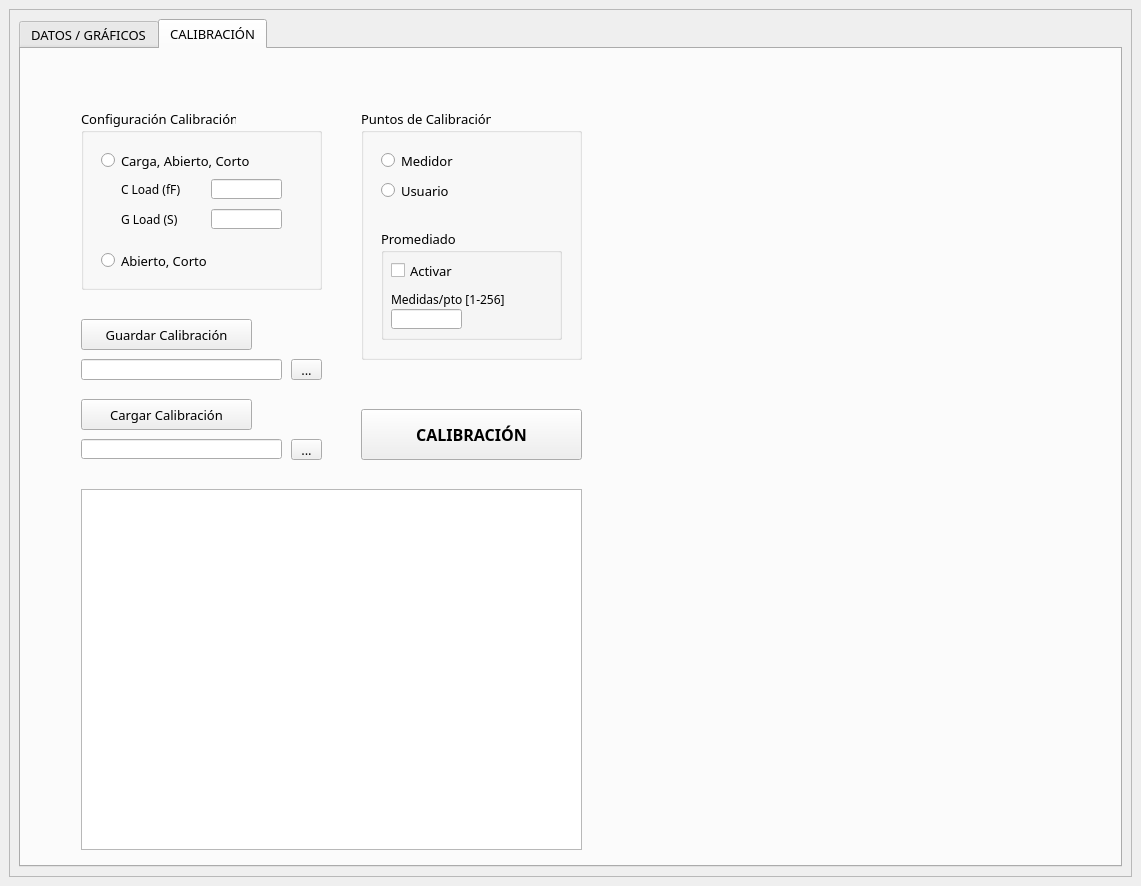
Above: MIOPATIA.ui from rgadea-girones/alimentos before the change. Below: the same form after it.
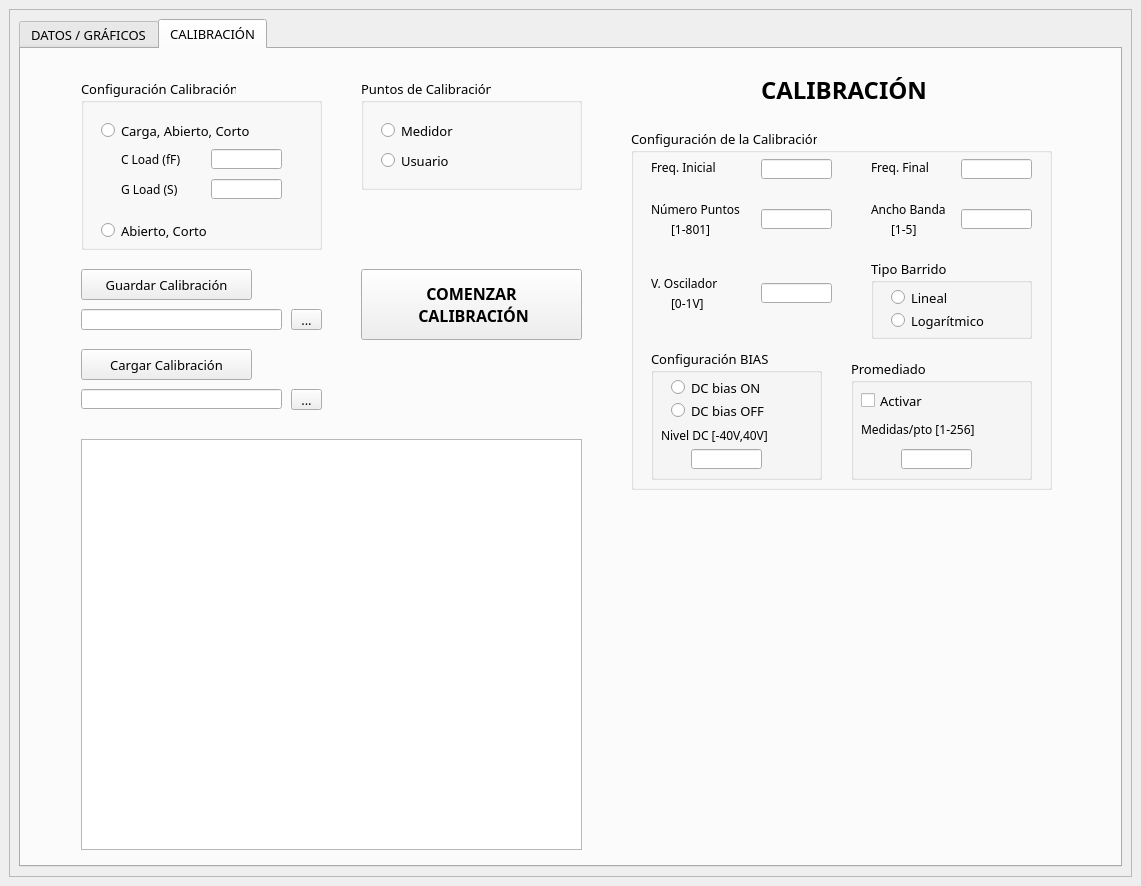
That is the form after the change. The open tabs and pages were chosen to show the change. Icons and pictures are not drawn.

What changed in the file:
```diff
--- a/MIOPATIA.ui
+++ b/MIOPATIA.ui
@@ -837,9 +837,9 @@
            <property name="geometry">
             <rect>
              <x>340</x>
-             <y>360</y>
+             <y>220</y>
              <width>221</width>
-             <height>51</height>
+             <height>71</height>
             </rect>
            </property>
            <property name="font">
@@ -851,14 +851,15 @@
             </font>
            </property>
            <property name="text">
-            <string>CALIBRACIÓN</string>
+            <string>COMENZAR 
+ CALIBRACIÓN</string>
            </property>
           </widget>
           <widget class="QPushButton" name="SAVE_CAL">
            <property name="geometry">
             <rect>
              <x>60</x>
-             <y>270</y>
+             <y>220</y>
              <width>171</width>
              <height>31</height>
             </rect>
@@ -877,9 +878,9 @@
            <property name="geometry">
             <rect>
              <x>60</x>
-             <y>60</y>
+             <y>30</y>
              <width>241</width>
-             <height>181</height>
+             <height>171</height>
             </rect>
            </property>
            <property name="title">
@@ -980,9 +981,9 @@
            <property name="geometry">
             <rect>
              <x>340</x>
-             <y>60</y>
+             <y>30</y>
              <width>221</width>
-             <height>251</height>
+             <height>111</height>
             </rect>
            </property>
            <property name="title">
@@ -1014,70 +1015,12 @@
              <string>Medidor</string>
             </property>
            </widget>
-           <widget class="QGroupBox" name="groupBox_7">
-            <property name="geometry">
-             <rect>
-              <x>20</x>
-              <y>120</y>
-              <width>181</width>
-              <height>111</height>
-             </rect>
-            </property>
-            <property name="title">
-             <string>Promediado</string>
-            </property>
-            <widget class="QCheckBox" name="avg_2">
-             <property name="geometry">
-              <rect>
-               <x>10</x>
-               <y>30</y>
-               <width>92</width>
-               <height>23</height>
-              </rect>
-             </property>
-             <property name="text">
-              <string>Activar</string>
-             </property>
-            </widget>
-            <widget class="QLabel" name="label_20">
-             <property name="geometry">
-              <rect>
-               <x>10</x>
-               <y>60</y>
-               <width>141</width>
-               <height>20</height>
-              </rect>
-             </property>
-             <property name="font">
-              <font>
-               <family>Courier 10 Pitch</family>
-               <pointsize>9</pointsize>
-              </font>
-             </property>
-             <property name="text">
-              <string>Medidas/pto [1-256]</string>
-             </property>
-            </widget>
-            <widget class="QLineEdit" name="n_medidas_punto_2">
-             <property name="geometry">
-              <rect>
-               <x>10</x>
-               <y>80</y>
-               <width>71</width>
-               <height>20</height>
-              </rect>
-             </property>
-             <property name="readOnly">
-              <bool>false</bool>
-             </property>
-            </widget>
-           </widget>
           </widget>
           <widget class="QPushButton" name="LOAD_CAL">
            <property name="geometry">
             <rect>
              <x>60</x>
-             <y>350</y>
+             <y>300</y>
              <width>171</width>
              <height>31</height>
             </rect>
@@ -1096,7 +1039,7 @@
            <property name="geometry">
             <rect>
              <x>270</x>
-             <y>310</y>
+             <y>260</y>
              <width>31</width>
              <height>21</height>
             </rect>
@@ -1109,7 +1052,7 @@
            <property name="geometry">
             <rect>
              <x>60</x>
-             <y>390</y>
+             <y>340</y>
              <width>201</width>
              <height>20</height>
             </rect>
@@ -1122,7 +1065,7 @@
            <property name="geometry">
             <rect>
              <x>60</x>
-             <y>310</y>
+             <y>260</y>
              <width>201</width>
              <height>21</height>
             </rect>
@@ -1132,7 +1075,7 @@
            <property name="geometry">
             <rect>
              <x>270</x>
-             <y>390</y>
+             <y>340</y>
              <width>31</width>
              <height>21</height>
             </rect>
@@ -1145,10 +1088,435 @@
            <property name="geometry">
             <rect>
              <x>60</x>
-             <y>440</y>
+             <y>390</y>
              <width>501</width>
+             <height>411</height>
+            </rect>
+           </property>
+          </widget>
+          <widget class="QGroupBox" name="groupBox_14">
+           <property name="geometry">
+            <rect>
+             <x>610</x>
+             <y>80</y>
+             <width>421</width>
              <height>361</height>
             </rect>
+           </property>
+           <property name="autoFillBackground">
+            <bool>false</bool>
+           </property>
+           <property name="title">
+            <string>Configuración de la Calibración</string>
+           </property>
+           <widget class="QLineEdit" name="f_inicial_2">
+            <property name="geometry">
+             <rect>
+              <x>130</x>
+              <y>30</y>
+              <width>71</width>
+              <height>20</height>
+             </rect>
+            </property>
+            <property name="readOnly">
+             <bool>false</bool>
+            </property>
+           </widget>
+           <widget class="QLineEdit" name="n_puntos_2">
+            <property name="geometry">
+             <rect>
+              <x>130</x>
+              <y>80</y>
+              <width>71</width>
+              <height>20</height>
+             </rect>
+            </property>
+            <property name="readOnly">
+             <bool>false</bool>
+            </property>
+           </widget>
+           <widget class="QLabel" name="label_45">
+            <property name="geometry">
+             <rect>
+              <x>20</x>
+              <y>70</y>
+              <width>101</width>
+              <height>20</height>
+             </rect>
+            </property>
+            <property name="font">
+             <font>
+              <family>Courier 10 Pitch</family>
+              <pointsize>9</pointsize>
+             </font>
+            </property>
+            <property name="text">
+             <string>Número Puntos</string>
+            </property>
+           </widget>
+           <widget class="QLabel" name="label_47">
+            <property name="geometry">
+             <rect>
+              <x>20</x>
+              <y>30</y>
+              <width>101</width>
+              <height>16</height>
+             </rect>
+            </property>
+            <property name="font">
+             <font>
+              <family>Courier 10 Pitch</family>
+              <pointsize>9</pointsize>
+             </font>
+            </property>
+            <property name="text">
+             <string>Freq. Inicial</string>
+            </property>
+           </widget>
+           <widget class="QLabel" name="label_48">
+            <property name="geometry">
+             <rect>
+              <x>240</x>
+              <y>30</y>
+              <width>91</width>
+              <height>16</height>
+             </rect>
+            </property>
+            <property name="font">
+             <font>
+              <family>Courier 10 Pitch</family>
+              <pointsize>9</pointsize>
+             </font>
+            </property>
+            <property name="text">
+             <string>Freq. Final</string>
+            </property>
+           </widget>
+           <widget class="QLineEdit" name="f_final_2">
+            <property name="geometry">
+             <rect>
+              <x>330</x>
+              <y>30</y>
+              <width>71</width>
+              <height>20</height>
+             </rect>
+            </property>
+            <property name="readOnly">
+             <bool>false</bool>
+            </property>
+           </widget>
+           <widget class="QLabel" name="label_49">
+            <property name="geometry">
+             <rect>
+              <x>240</x>
+              <y>70</y>
+              <width>101</width>
+              <height>20</height>
+             </rect>
+            </property>
+            <property name="font">
+             <font>
+              <family>Courier 10 Pitch</family>
+              <pointsize>9</pointsize>
+             </font>
+            </property>
+            <property name="text">
+             <string>Ancho Banda</string>
+            </property>
+           </widget>
+           <widget class="QLineEdit" name="ancho_banda_2">
+            <property name="geometry">
+             <rect>
+              <x>330</x>
+              <y>80</y>
+              <width>71</width>
+              <height>20</height>
+             </rect>
+            </property>
+            <property name="readOnly">
+             <bool>false</bool>
+            </property>
+           </widget>
+           <widget class="QLabel" name="label_54">
+            <property name="geometry">
+             <rect>
+              <x>40</x>
+              <y>90</y>
+              <width>101</width>
+              <height>20</height>
+             </rect>
+            </property>
+            <property name="font">
+             <font>
+              <family>Courier 10 Pitch</family>
+              <pointsize>9</pointsize>
+             </font>
+            </property>
+            <property name="text">
+             <string>[1-801]</string>
+            </property>
+           </widget>
+           <widget class="QLabel" name="label_55">
+            <property name="geometry">
+             <rect>
+              <x>260</x>
+              <y>90</y>
+              <width>41</width>
+              <height>20</height>
+             </rect>
+            </property>
+            <property name="font">
+             <font>
+              <family>Courier 10 Pitch</family>
+              <pointsize>9</pointsize>
+             </font>
+            </property>
+            <property name="text">
+             <string>[1-5]</string>
+            </property>
+           </widget>
+           <widget class="QLabel" name="label_56">
+            <property name="geometry">
+             <rect>
+              <x>40</x>
+              <y>164</y>
+              <width>101</width>
+              <height>20</height>
+             </rect>
+            </property>
+            <property name="font">
+             <font>
+              <family>Courier 10 Pitch</family>
+              <pointsize>9</pointsize>
+             </font>
+            </property>
+            <property name="text">
+             <string>[0-1V]</string>
+            </property>
+           </widget>
+           <widget class="QLabel" name="label_57">
+            <property name="geometry">
+             <rect>
+              <x>20</x>
+              <y>144</y>
+              <width>101</width>
+              <height>20</height>
+             </rect>
+            </property>
+            <property name="font">
+             <font>
+              <family>Courier 10 Pitch</family>
+              <pointsize>9</pointsize>
+             </font>
+            </property>
+            <property name="text">
+             <string>V. Oscilador</string>
+            </property>
+           </widget>
+           <widget class="QLineEdit" name="vosc_2">
+            <property name="geometry">
+             <rect>
+              <x>130</x>
+              <y>154</y>
+              <width>71</width>
+              <height>20</height>
+             </rect>
+            </property>
+            <property name="readOnly">
+             <bool>false</bool>
+            </property>
+           </widget>
+           <widget class="QGroupBox" name="groupBox_8">
+            <property name="geometry">
+             <rect>
+              <x>240</x>
+              <y>130</y>
+              <width>161</width>
+              <height>80</height>
+             </rect>
+            </property>
+            <property name="title">
+             <string>Tipo Barrido</string>
+            </property>
+            <widget class="QRadioButton" name="radioButton_lineal_2">
+             <property name="geometry">
+              <rect>
+               <x>20</x>
+               <y>27</y>
+               <width>111</width>
+               <height>23</height>
+              </rect>
+             </property>
+             <property name="text">
+              <string>Lineal</string>
+             </property>
+            </widget>
+            <widget class="QRadioButton" name="radioButton_log_2">
+             <property name="geometry">
+              <rect>
+               <x>20</x>
+               <y>50</y>
+               <width>111</width>
+               <height>23</height>
+              </rect>
+             </property>
+             <property name="text">
+              <string>Logarítmico</string>
+             </property>
+            </widget>
+           </widget>
+           <widget class="QGroupBox" name="groupBox_9">
+            <property name="geometry">
+             <rect>
+              <x>20</x>
+              <y>220</y>
+              <width>171</width>
+              <height>131</height>
+             </rect>
+            </property>
+            <property name="title">
+             <string>Configuración BIAS</string>
+            </property>
+            <property name="checkable">
+             <bool>false</bool>
+            </property>
+            <widget class="QRadioButton" name="radioButton_DC_OFF_2">
+             <property name="geometry">
+              <rect>
+               <x>20</x>
+               <y>50</y>
+               <width>111</width>
+               <height>23</height>
+              </rect>
+             </property>
+             <property name="text">
+              <string>DC bias OFF</string>
+             </property>
+            </widget>
+            <widget class="QRadioButton" name="radioButton_DC_ON_2">
+             <property name="geometry">
+              <rect>
+               <x>20</x>
+               <y>27</y>
+               <width>111</width>
+               <height>23</height>
+              </rect>
+             </property>
+             <property name="text">
+              <string>DC bias ON</string>
+             </property>
+            </widget>
+            <widget class="QLabel" name="label_21">
+             <property name="geometry">
+              <rect>
+               <x>10</x>
+               <y>76</y>
+               <width>141</width>
+               <height>20</height>
+              </rect>
+             </property>
+             <property name="font">
+              <font>
+               <family>Courier 10 Pitch</family>
+               <pointsize>9</pointsize>
+              </font>
+             </property>
+             <property name="text">
+              <string>Nivel DC [-40V,40V]</string>
+             </property>
+            </widget>
+            <widget class="QLineEdit" name="nivel_DC_2">
+             <property name="geometry">
+              <rect>
+               <x>40</x>
+               <y>100</y>
+               <width>71</width>
+               <height>20</height>
+              </rect>
+             </property>
+             <property name="readOnly">
+              <bool>false</bool>
+             </property>
+            </widget>
+           </widget>
+           <widget class="QGroupBox" name="groupBox_7">
+            <property name="geometry">
+             <rect>
+              <x>220</x>
+              <y>230</y>
+              <width>181</width>
+              <height>121</height>
+             </rect>
+            </property>
+            <property name="title">
+             <string>Promediado</string>
+            </property>
+            <widget class="QCheckBox" name="avg_2">
+             <property name="geometry">
+              <rect>
+               <x>10</x>
+               <y>30</y>
+               <width>92</width>
+               <height>23</height>
+              </rect>
+             </property>
+             <property name="text">
+              <string>Activar</string>
+             </property>
+            </widget>
+            <widget class="QLabel" name="label_20">
+             <property name="geometry">
+              <rect>
+               <x>10</x>
+               <y>60</y>
+               <width>141</width>
+               <height>20</height>
+              </rect>
+             </property>
+             <property name="font">
+              <font>
+               <family>Courier 10 Pitch</family>
+               <pointsize>9</pointsize>
+              </font>
+             </property>
+             <property name="text">
+              <string>Medidas/pto [1-256]</string>
+             </property>
+            </widget>
+            <widget class="QLineEdit" name="n_medidas_punto_2">
+             <property name="geometry">
+              <rect>
+               <x>50</x>
+               <y>90</y>
+               <width>71</width>
+               <height>20</height>
+              </rect>
+             </property>
+             <property name="readOnly">
+              <bool>false</bool>
+             </property>
+            </widget>
+           </widget>
+          </widget>
+          <widget class="QLabel" name="label_2">
+           <property name="geometry">
+            <rect>
+             <x>740</x>
+             <y>20</y>
+             <width>171</width>
+             <height>41</height>
+            </rect>
+           </property>
+           <property name="font">
+            <font>
+             <family>Courier 10 Pitch</family>
+             <pointsize>18</pointsize>
+             <weight>75</weight>
+             <bold>true</bold>
+            </font>
+           </property>
+           <property name="text">
+            <string>CALIBRACIÓN</string>
            </property>
           </widget>
          </widget>
```
Left out of the diff: 12 changed lines with no effect on the pictures.
